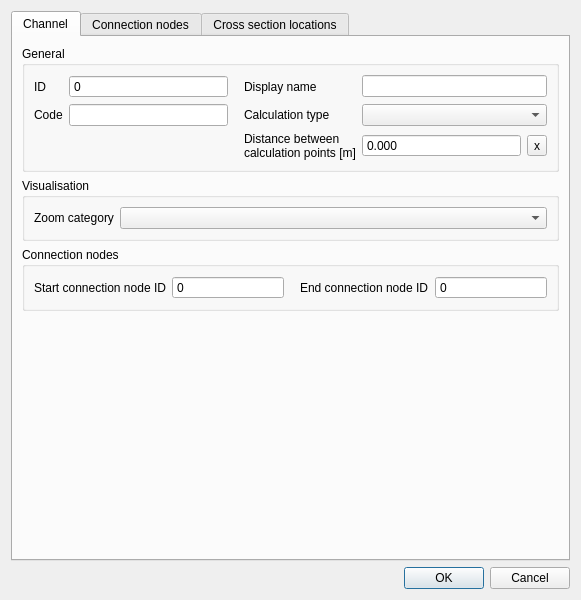
nens/threedi-schematisation-editor, file threedi_schematisation_editor/forms/ui/channel.ui: the form before one commit.
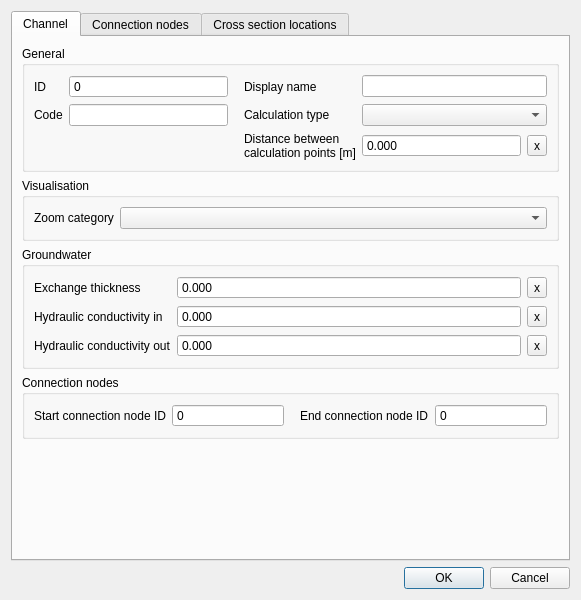
The form after the commit.

Commit message: Exposing attributes for vegetation and groundwater exchange (#151, #153).

```diff
--- a/threedi_schematisation_editor/forms/ui/channel.ui
+++ b/threedi_schematisation_editor/forms/ui/channel.ui
@@ -37,7 +37,7 @@
        <string>Channel</string>
       </attribute>
       <layout class="QGridLayout" name="gridLayout_18">
-       <item row="3" column="0">
+       <item row="4" column="0">
         <spacer name="verticalSpacer_3">
          <property name="orientation">
           <enum>Qt::Vertical</enum>
@@ -100,7 +100,7 @@
          </layout>
         </widget>
        </item>
-       <item row="2" column="0">
+       <item row="3" column="0">
         <widget class="QGroupBox" name="grp_conn_node">
          <property name="locale">
           <locale language="English" country="UnitedStates"/>
@@ -436,6 +436,141 @@
          </layout>
         </widget>
        </item>
+       <item row="2" column="0">
+        <widget class="QGroupBox" name="grp_groundwater">
+         <property name="title">
+          <string>Groundwater</string>
+         </property>
+         <layout class="QGridLayout" name="gridLayout_8">
+          <item row="0" column="1">
+           <widget class="QDoubleSpinBox" name="exchange_thickness">
+            <property name="sizePolicy">
+             <sizepolicy hsizetype="Expanding" vsizetype="Fixed">
+              <horstretch>0</horstretch>
+              <verstretch>0</verstretch>
+             </sizepolicy>
+            </property>
+            <property name="locale">
+             <locale language="English" country="UnitedStates"/>
+            </property>
+            <property name="buttonSymbols">
+             <enum>QAbstractSpinBox::NoButtons</enum>
+            </property>
+            <property name="decimals">
+             <number>3</number>
+            </property>
+            <property name="maximum">
+             <double>1000000.000000000000000</double>
+            </property>
+           </widget>
+          </item>
+          <item row="0" column="2">
+           <widget class="QToolButton" name="exchange_thickness_clear">
+            <property name="text">
+             <string>x</string>
+            </property>
+           </widget>
+          </item>
+          <item row="0" column="0">
+           <widget class="QLabel" name="label_7">
+            <property name="locale">
+             <locale language="English" country="UnitedStates"/>
+            </property>
+            <property name="text">
+             <string>Exchange thickness</string>
+            </property>
+            <property name="alignment">
+             <set>Qt::AlignLeading|Qt::AlignLeft|Qt::AlignVCenter</set>
+            </property>
+           </widget>
+          </item>
+          <item row="1" column="0">
+           <widget class="QLabel" name="label_13">
+            <property name="locale">
+             <locale language="English" country="UnitedStates"/>
+            </property>
+            <property name="text">
+             <string>Hydraulic conductivity in</string>
+            </property>
+            <property name="alignment">
+             <set>Qt::AlignLeading|Qt::AlignLeft|Qt::AlignVCenter</set>
+            </property>
+           </widget>
+          </item>
+          <item row="1" column="1">
+           <widget class="QDoubleSpinBox" name="hydraulic_conductivity_in">
+            <property name="sizePolicy">
+             <sizepolicy hsizetype="Expanding" vsizetype="Fixed">
+              <horstretch>0</horstretch>
+              <verstretch>0</verstretch>
+             </sizepolicy>
+            </property>
+            <property name="locale">
+             <locale language="English" country="UnitedStates"/>
+            </property>
+            <property name="buttonSymbols">
+             <enum>QAbstractSpinBox::NoButtons</enum>
+            </property>
+            <property name="decimals">
+             <number>3</number>
+            </property>
+            <property name="maximum">
+             <double>1000000.000000000000000</double>
+            </property>
+           </widget>
+          </item>
+          <item row="1" column="2">
+           <widget class="QToolButton" name="hydraulic_conductivity_in_clear">
+            <property name="text">
+             <string>x</string>
+            </property>
+           </widget>
+          </item>
+          <item row="2" column="0">
+           <widget class="QLabel" name="label_8">
+            <property name="locale">
+             <locale language="English" country="UnitedStates"/>
+            </property>
+            <property name="text">
+             <string>Hydraulic conductivity out</string>
+            </property>
+            <property name="alignment">
+             <set>Qt::AlignLeading|Qt::AlignLeft|Qt::AlignVCenter</set>
+            </property>
+           </widget>
+          </item>
+          <item row="2" column="1">
+           <widget class="QDoubleSpinBox" name="hydraulic_conductivity_out">
+            <property name="sizePolicy">
+             <sizepolicy hsizetype="Expanding" vsizetype="Fixed">
+              <horstretch>0</horstretch>
+              <verstretch>0</verstretch>
+             </sizepolicy>
+            </property>
+            <property name="locale">
+             <locale language="English" country="UnitedStates"/>
+            </property>
+            <property name="buttonSymbols">
+             <enum>QAbstractSpinBox::NoButtons</enum>
+            </property>
+            <property name="decimals">
+             <number>3</number>
+            </property>
+            <property name="maximum">
+             <double>1000000.000000000000000</double>
+            </property>
+           </widget>
+          </item>
+          <item row="2" column="2">
+           <widget class="QToolButton" name="hydraulic_conductivity_out_clear">
+            <property name="text">
+             <string>x</string>
+            </property>
+           </widget>
+          </item>
+         </layout>
+        </widget>
+       </item>
       </layout>
      </widget>
      <widget class="QWidget" name="tab_3">
```
The commit also changes 21 other files.
